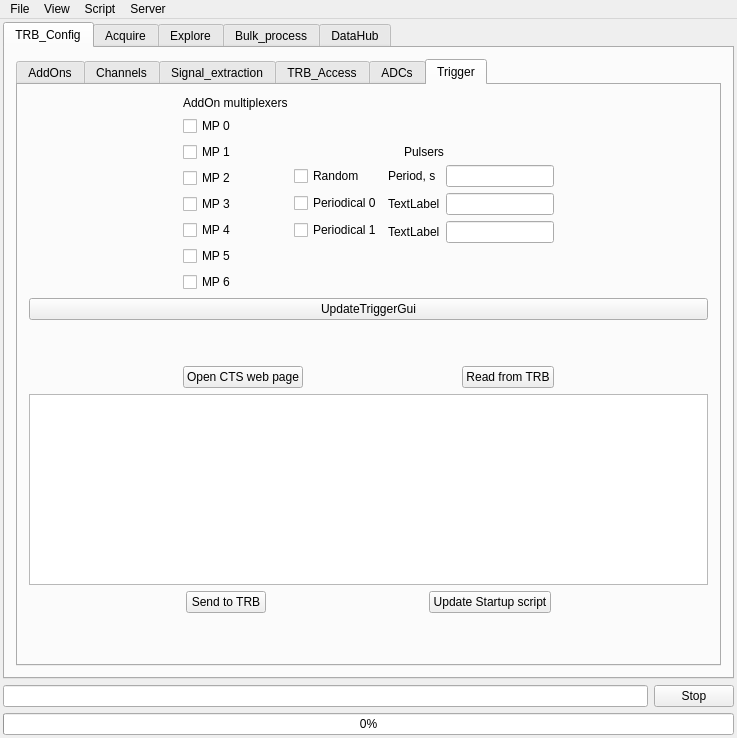
andrmor/TRB3reader, file GUI/mainwindow.ui: the form before one commit.
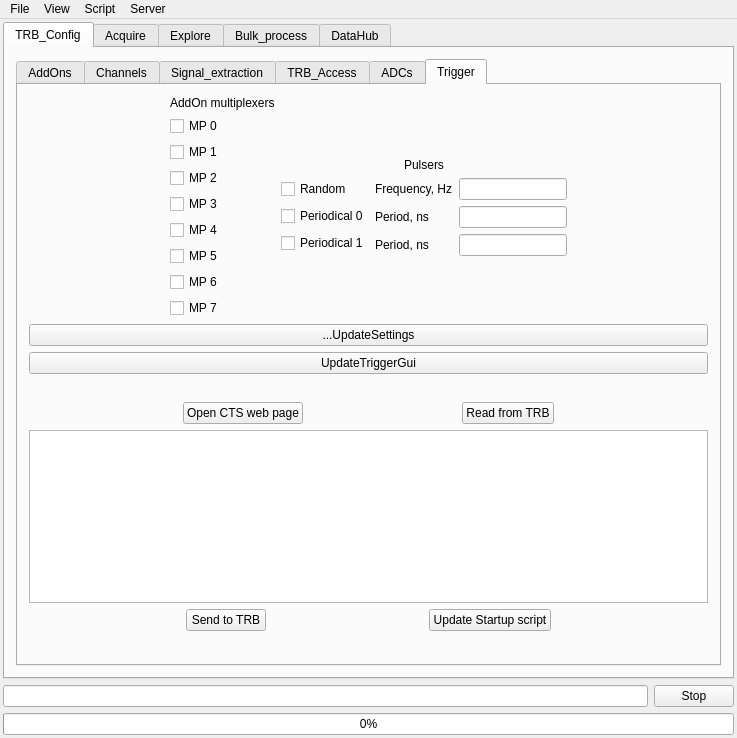
The form after the commit. The open tabs and pages were chosen to show the change.

```diff
--- a/GUI/mainwindow.ui
+++ b/GUI/mainwindow.ui
@@ -2046,6 +2046,13 @@
                   </property>
                  </widget>
                 </item>
+                <item>
+                 <widget class="QCheckBox" name="cbMP7">
+                  <property name="text">
+                   <string>MP 7</string>
+                  </property>
+                 </widget>
+                </item>
                </layout>
               </item>
               <item>
@@ -2111,21 +2118,21 @@
                     <item>
                      <widget class="QLabel" name="label_66">
                       <property name="text">
-                       <string>Period, s</string>
+                       <string>Frequency, Hz</string>
                       </property>
                      </widget>
                     </item>
                     <item>
                      <widget class="QLabel" name="label_68">
                       <property name="text">
-                       <string>TextLabel</string>
+                       <string>Period, ns</string>
                       </property>
                      </widget>
                     </item>
                     <item>
                      <widget class="QLabel" name="label_67">
                       <property name="text">
-                       <string>TextLabel</string>
+                       <string>Period, ns</string>
                       </property>
                      </widget>
                     </item>
@@ -2179,6 +2186,13 @@
               </item>
              </layout>
             </item>
+            <item>
+             <widget class="QPushButton" name="pbUpdateTriggerSettings">
+              <property name="text">
+               <string>...UpdateSettings</string>
+              </property>
+             </widget>
+            </item>
             <item>
              <widget class="QPushButton" name="pbUpdateTriggerGui">
               <property name="text">
```
Left out of the diff: 266 changed lines with no effect on the pictures.
